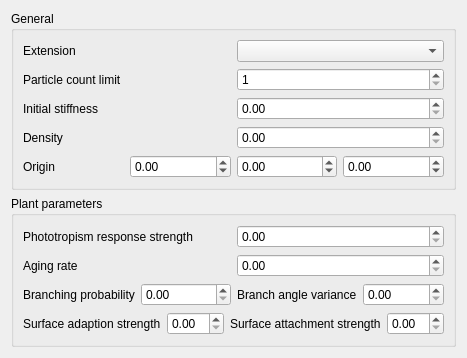
Old version of the form testbed_qt/sim_config.ui in the repository Easimer/trigen.
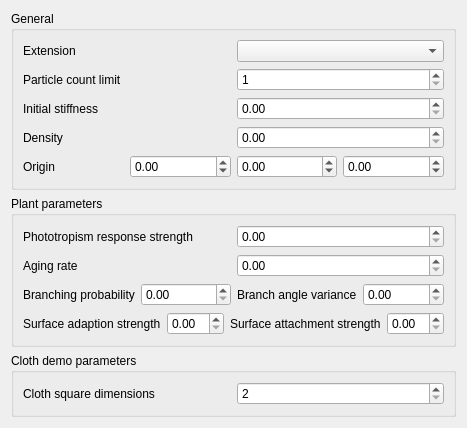
New version of the form.

Patch:
```diff
--- a/testbed_qt/sim_config.ui
+++ b/testbed_qt/sim_config.ui
@@ -223,6 +223,36 @@
      </layout>
     </widget>
    </item>
+   <item>
+    <widget class="QGroupBox" name="gbClothSim">
+     <property name="title">
+      <string>Cloth demo parameters</string>
+     </property>
+     <layout class="QVBoxLayout">
+      <item>
+       <layout class="QHBoxLayout" name="">
+        <item>
+         <widget class="QLabel" name="lblClothDim">
+          <property name="text">
+           <string>Cloth square dimensions</string>
+          </property>
+         </widget>
+        </item>
+        <item>
+         <widget class="QSpinBox" name="sbClothSimDim">
+          <property name="minimum">
+           <number>2</number>
+          </property>
+          <property name="maximum">
+           <number>65536</number>
+          </property>
+         </widget>
+        </item>
+       </layout>
+      </item>
+     </layout>
+    </widget>
+   </item>
   </layout>
  </widget>
  <resources/>
```
